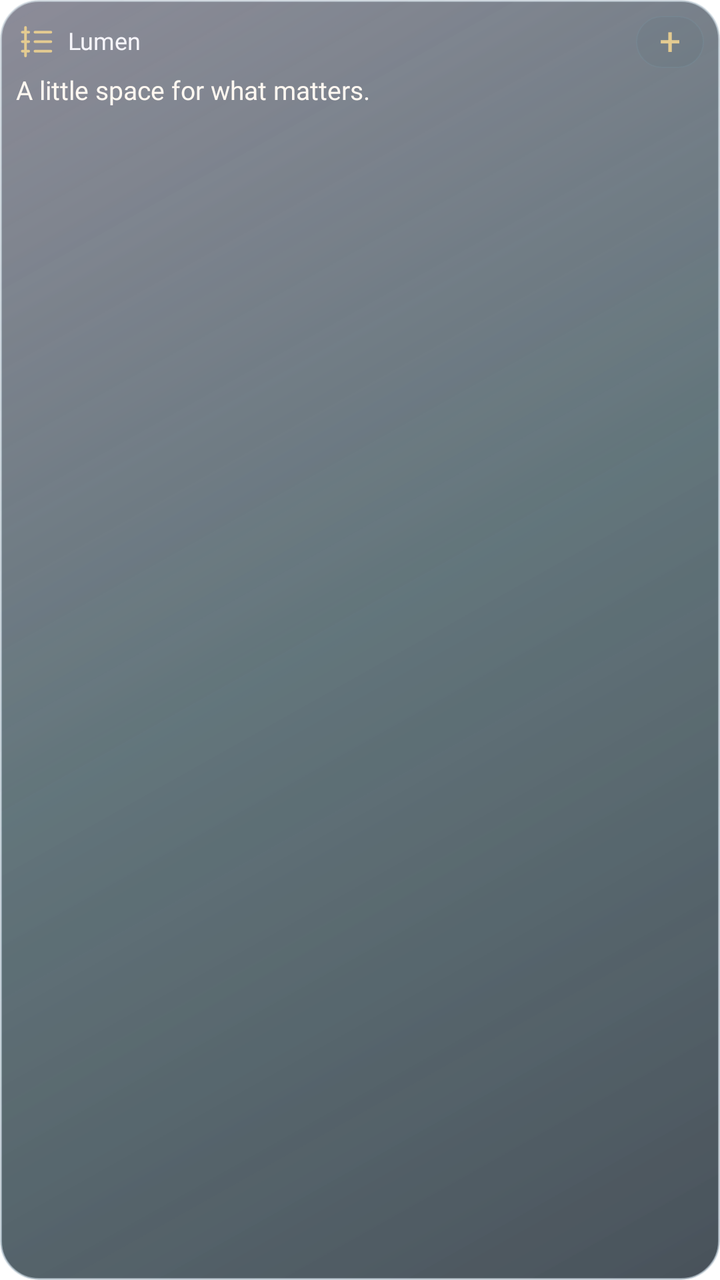
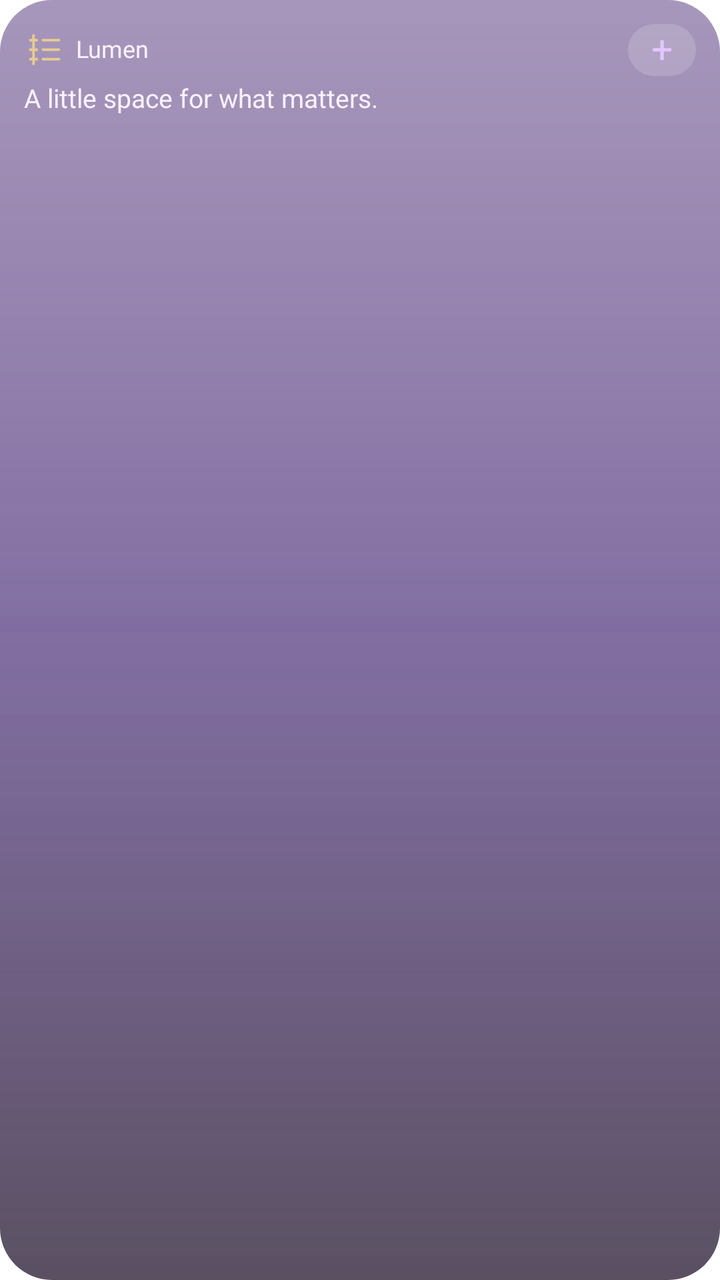

Screens rendered from an Android XML layout before and after an edit, with the pre-edit source and the edit as a unified diff.
<!-- AndroidManifest.xml: application theme Theme.Lumen -->
<!-- res/layout/lumen_widget_social.xml -->
<?xml version='1.0' encoding='utf-8'?>
<LinearLayout xmlns:android="http://schemas.android.com/apk/res/android" android:id="@+id/widget_root" android:layout_width="match_parent" android:layout_height="match_parent" android:orientation="vertical" android:padding="8dp" android:background="@drawable/widget_glass_dark_balanced">
    <LinearLayout android:layout_width="match_parent" android:layout_height="wrap_content" android:orientation="horizontal" android:gravity="center_vertical">
        <ImageView android:id="@+id/widget_icon" android:layout_width="19dp" android:layout_height="19dp" android:contentDescription="@null" android:src="@drawable/widget_ic_tasks" />
        <TextView android:id="@+id/widget_title" android:layout_width="0dp" android:layout_weight="1" android:layout_height="wrap_content" android:layout_marginStart="7dp" android:text="@string/widget_name" android:textColor="#F6F5FA" android:textSize="12sp" android:fontFamily="@font/outfit_medium" android:maxLines="1" android:ellipsize="end" android:includeFontPadding="false" />
        <TextView android:id="@+id/widget_action" android:layout_width="34dp" android:layout_height="26dp" android:gravity="center" android:text="@string/widget_plus" android:textSize="19sp" android:textColor="#E4CB91" android:contentDescription="@string/widget_open" android:background="@drawable/widget_control" android:includeFontPadding="false" />
    </LinearLayout>
    <TextView android:id="@+id/widget_detail" android:layout_width="match_parent" android:layout_height="wrap_content" android:layout_marginTop="4dp" android:text="@string/widget_preview_detail" android:textColor="#FFF8F1" android:textSize="13sp" android:fontFamily="@font/outfit_medium" android:maxLines="2" android:ellipsize="end" android:includeFontPadding="false" />
    <Chronometer android:id="@+id/widget_timer" android:layout_width="match_parent" android:layout_height="24dp" android:textColor="#FFF8F1" android:textSize="20sp" android:fontFamily="@font/outfit_medium" android:visibility="gone" android:includeFontPadding="false" />
    <TextView android:id="@+id/widget_status" android:layout_width="match_parent" android:layout_height="wrap_content" android:layout_marginTop="2dp" android:textColor="#BCD0D8" android:textSize="10sp" android:maxLines="2" android:ellipsize="end" android:includeFontPadding="false" />
    <LinearLayout android:id="@+id/widget_photos" android:layout_width="match_parent" android:layout_height="30dp" android:layout_marginTop="4dp" android:orientation="horizontal" android:gravity="center_vertical" android:visibility="gone">
        <ImageView android:id="@+id/widget_photo1" android:layout_width="0dp" android:layout_weight="1" android:layout_height="28dp" android:layout_marginEnd="4dp" android:scaleType="centerCrop" android:background="@drawable/widget_photo_frame" android:contentDescription="@string/widget_photo" android:visibility="gone" />
        <ImageView android:id="@+id/widget_photo2" android:layout_width="0dp" android:layout_weight="1" android:layout_height="28dp" android:layout_marginEnd="4dp" android:scaleType="centerCrop" android:background="@drawable/widget_photo_frame" android:contentDescription="@string/widget_photo" android:visibility="gone" />
        <ImageView android:id="@+id/widget_photo3" android:layout_width="0dp" android:layout_weight="1" android:layout_height="28dp" android:layout_marginEnd="4dp" android:scaleType="centerCrop" android:background="@drawable/widget_photo_frame" android:contentDescription="@string/widget_photo" android:visibility="gone" />
        <ImageView android:id="@+id/widget_photo4" android:layout_width="0dp" android:layout_weight="1" android:layout_height="28dp" android:layout_marginEnd="4dp" android:scaleType="centerCrop" android:background="@drawable/widget_photo_frame" android:contentDescription="@string/widget_photo" android:visibility="gone" />
    </LinearLayout>
    <LinearLayout android:id="@+id/widget_photo_names" android:layout_width="match_parent" android:layout_height="12dp" android:orientation="horizontal" android:visibility="gone">
        <TextView android:id="@+id/widget_person1" android:layout_width="0dp" android:layout_weight="1" android:layout_height="match_parent" android:textColor="#BCD0D8" android:textSize="9sp" android:gravity="center" android:maxLines="1" android:ellipsize="end" android:includeFontPadding="false" />
        <TextView android:id="@+id/widget_person2" android:layout_width="0dp" android:layout_weight="1" android:layout_height="match_parent" android:textColor="#BCD0D8" android:textSize="9sp" android:gravity="center" android:maxLines="1" android:ellipsize="end" android:includeFontPadding="false" />
        <TextView android:id="@+id/widget_person3" android:layout_width="0dp" android:layout_weight="1" android:layout_height="match_parent" android:textColor="#BCD0D8" android:textSize="9sp" android:gravity="center" android:maxLines="1" android:ellipsize="end" android:includeFontPadding="false" />
        <TextView android:id="@+id/widget_person4" android:layout_width="0dp" android:layout_weight="1" android:layout_height="match_parent" android:textColor="#BCD0D8" android:textSize="9sp" android:gravity="center" android:maxLines="1" android:ellipsize="end" android:includeFontPadding="false" />
    </LinearLayout>
    <LinearLayout android:id="@+id/widget_row1" android:layout_width="match_parent" android:layout_height="24dp" android:orientation="horizontal" android:gravity="center_vertical" android:visibility="gone">
        <TextView android:id="@+id/widget_check1" android:layout_width="34dp" android:layout_height="match_parent" android:text="@string/widget_circle" android:textColor="#E4CB91" android:textSize="22sp" android:gravity="center_vertical" android:includeFontPadding="false" />
        <TextView android:id="@+id/widget_task1" android:layout_width="0dp" android:layout_weight="1" android:layout_height="wrap_content" android:textColor="#FFF8F1" android:textSize="12sp" android:maxLines="1" android:ellipsize="end" android:includeFontPadding="false" />
    </LinearLayout>
    <LinearLayout android:id="@+id/widget_row2" android:layout_width="match_parent" android:layout_height="24dp" android:orientation="horizontal" android:gravity="center_vertical" android:visibility="gone">
        <TextView android:id="@+id/widget_check2" android:layout_width="34dp" android:layout_height="match_parent" android:text="@string/widget_circle" android:textColor="#E4CB91" android:textSize="22sp" android:gravity="center_vertical" android:includeFontPadding="false" />
        <TextView android:id="@+id/widget_task2" android:layout_width="0dp" android:layout_weight="1" android:layout_height="wrap_content" android:textColor="#FFF8F1" android:textSize="12sp" android:maxLines="1" android:ellipsize="end" android:includeFontPadding="false" />
    </LinearLayout>
    <TextView android:id="@+id/widget_button" android:layout_width="match_parent" android:layout_height="28dp" android:layout_marginTop="4dp" android:gravity="center" android:textColor="#28251D" android:fontFamily="@font/outfit_medium" android:textSize="12sp" android:background="@drawable/widget_pill" android:visibility="gone" android:includeFontPadding="false" />
    <ProgressBar android:id="@+id/widget_meter" android:layout_width="match_parent" android:layout_height="4dp" android:layout_marginTop="8dp" android:max="100" android:progressTint="#E4CB91" android:progressBackgroundTint="#334E6C72" android:visibility="gone" style="?android:attr/progressBarStyleHorizontal" />
</LinearLayout>
<!-- resources referenced by this layout -->
<resources>
  <!-- drawable widget_control (drawable) -->
  <shape xmlns:android="http://schemas.android.com/apk/res/android">
      <corners android:radius="14dp"/>
      <solid android:color="#153F5960"/>
      <stroke android:width="0.6dp" android:color="#337B9BA8"/>
  </shape>
  <!-- drawable widget_glass_dark_balanced (drawable) -->
  <?xml version='1.0' encoding='utf-8'?>
  <layer-list xmlns:android="http://schemas.android.com/apk/res/android">
      <item>
          <shape>
              <corners android:radius="19dp" />
              <gradient android:angle="315" android:startColor="#B939394E" android:centerColor="#B9243B43" android:endColor="#C5131F2A" />
              <stroke android:width="1dp" android:color="#A4BAC7D3" />
          </shape>
      </item>
      <item>
          <shape>
              <corners android:radius="19dp" />
              <gradient android:angle="315" android:startColor="#32FFFFFF" android:centerColor="#087DD8E4" android:endColor="#002C2748" />
          </shape>
      </item>
  </layer-list>
  <!-- drawable widget_ic_tasks (drawable) -->
  <vector xmlns:android="http://schemas.android.com/apk/res/android" android:width="24dp" android:height="24dp" android:viewportWidth="24" android:viewportHeight="24"><path android:pathData="M4,6 L8,6 M12,6 L22,6 M4,12 L8,12 M12,12 L22,12 M4,18 L8,18 M12,18 L22,18 M6,3 L6,9 M6,9 L6,15 M6,15 L6,21" android:fillColor="@android:color/transparent" android:strokeColor="#E4CB91" android:strokeWidth="1.7" android:strokeLineCap="round" android:strokeLineJoin="round" /></vector>
  <!-- drawable widget_photo_frame (drawable) -->
  <shape xmlns:android="http://schemas.android.com/apk/res/android"><corners android:radius="12dp"/><solid android:color="#262F424B"/></shape>
  <!-- drawable widget_pill (drawable) -->
  <shape xmlns:android="http://schemas.android.com/apk/res/android"><corners android:radius="24dp"/><gradient android:angle="0" android:startColor="#EAD8A7" android:endColor="#DCC28A"/></shape>
  <string name="widget_circle">○</string>
  <string name="widget_name">Lumen</string>
  <string name="widget_open">Open widget</string>
  <string name="widget_photo">Photo</string>
  <string name="widget_plus">+</string>
  <string name="widget_preview_detail">A little space for what matters.</string>
  <style name="Theme.Lumen" parent="android:Theme.Material.NoActionBar">
          <item name="android:windowShowWallpaper">true</item>
          <item name="android:windowBackground">@android:color/transparent</item>
          <item name="android:colorBackgroundCacheHint">@null</item>
          <item name="android:statusBarColor">@android:color/transparent</item>
          <item name="android:navigationBarColor">@android:color/transparent</item>
          <item name="android:windowDrawsSystemBarBackgrounds">true</item>
          <item name="android:windowLightStatusBar">false</item>
      </style>
</resources>

<!-- the commit's change to res/layout/lumen_widget_social.xml (unified diff, before → after) -->
@@ -1,13 +1,13 @@
 <?xml version='1.0' encoding='utf-8'?>
-<LinearLayout xmlns:android="http://schemas.android.com/apk/res/android" android:id="@+id/widget_root" android:layout_width="match_parent" android:layout_height="match_parent" android:orientation="vertical" android:padding="8dp" android:background="@drawable/widget_glass_dark_balanced">
+<LinearLayout xmlns:android="http://schemas.android.com/apk/res/android" android:id="@+id/widget_root" android:layout_width="match_parent" android:layout_height="match_parent" android:orientation="vertical" android:padding="12dp" android:background="@drawable/widget_glass_dark_balanced">
     <LinearLayout android:layout_width="match_parent" android:layout_height="wrap_content" android:orientation="horizontal" android:gravity="center_vertical">
         <ImageView android:id="@+id/widget_icon" android:layout_width="19dp" android:layout_height="19dp" android:contentDescription="@null" android:src="@drawable/widget_ic_tasks" />
-        <TextView android:id="@+id/widget_title" android:layout_width="0dp" android:layout_weight="1" android:layout_height="wrap_content" android:layout_marginStart="7dp" android:text="@string/widget_name" android:textColor="#F6F5FA" android:textSize="12sp" android:fontFamily="@font/outfit_medium" android:maxLines="1" android:ellipsize="end" android:includeFontPadding="false" />
-        <TextView android:id="@+id/widget_action" android:layout_width="34dp" android:layout_height="26dp" android:gravity="center" android:text="@string/widget_plus" android:textSize="19sp" android:textColor="#E4CB91" android:contentDescription="@string/widget_open" android:background="@drawable/widget_control" android:includeFontPadding="false" />
+        <TextView android:id="@+id/widget_title" android:layout_width="0dp" android:layout_weight="1" android:layout_height="wrap_content" android:layout_marginStart="7dp" android:text="@string/widget_name" android:textColor="#F8F1FF" android:textSize="12sp" android:fontFamily="@font/outfit_medium" android:maxLines="1" android:ellipsize="end" android:includeFontPadding="false" />
+        <TextView android:id="@+id/widget_action" android:layout_width="34dp" android:layout_height="26dp" android:gravity="center" android:text="@string/widget_plus" android:textSize="19sp" android:textColor="#E4C6FF" android:contentDescription="@string/widget_open" android:background="@drawable/widget_control" android:includeFontPadding="false" />
     </LinearLayout>
-    <TextView android:id="@+id/widget_detail" android:layout_width="match_parent" android:layout_height="wrap_content" android:layout_marginTop="4dp" android:text="@string/widget_preview_detail" android:textColor="#FFF8F1" android:textSize="13sp" android:fontFamily="@font/outfit_medium" android:maxLines="2" android:ellipsize="end" android:includeFontPadding="false" />
-    <Chronometer android:id="@+id/widget_timer" android:layout_width="match_parent" android:layout_height="24dp" android:textColor="#FFF8F1" android:textSize="20sp" android:fontFamily="@font/outfit_medium" android:visibility="gone" android:includeFontPadding="false" />
-    <TextView android:id="@+id/widget_status" android:layout_width="match_parent" android:layout_height="wrap_content" android:layout_marginTop="2dp" android:textColor="#BCD0D8" android:textSize="10sp" android:maxLines="2" android:ellipsize="end" android:includeFontPadding="false" />
+    <TextView android:id="@+id/widget_detail" android:layout_width="match_parent" android:layout_height="wrap_content" android:layout_marginTop="4dp" android:text="@string/widget_preview_detail" android:textColor="#F8F1FF" android:textSize="13sp" android:fontFamily="@font/outfit_medium" android:maxLines="2" android:ellipsize="end" android:includeFontPadding="false" />
+    <Chronometer android:id="@+id/widget_timer" android:layout_width="match_parent" android:layout_height="24dp" android:textColor="#F8F1FF" android:textSize="20sp" android:fontFamily="@font/outfit_medium" android:visibility="gone" android:includeFontPadding="false" />
+    <TextView android:id="@+id/widget_status" android:layout_width="match_parent" android:layout_height="wrap_content" android:layout_marginTop="2dp" android:textColor="#C8B8D8" android:textSize="10sp" android:maxLines="2" android:ellipsize="end" android:includeFontPadding="false" />
     <LinearLayout android:id="@+id/widget_photos" android:layout_width="match_parent" android:layout_height="30dp" android:layout_marginTop="4dp" android:orientation="horizontal" android:gravity="center_vertical" android:visibility="gone">
         <ImageView android:id="@+id/widget_photo1" android:layout_width="0dp" android:layout_weight="1" android:layout_height="28dp" android:layout_marginEnd="4dp" android:scaleType="centerCrop" android:background="@drawable/widget_photo_frame" android:contentDescription="@string/widget_photo" android:visibility="gone" />
         <ImageView android:id="@+id/widget_photo2" android:layout_width="0dp" android:layout_weight="1" android:layout_height="28dp" android:layout_marginEnd="4dp" android:scaleType="centerCrop" android:background="@drawable/widget_photo_frame" android:contentDescription="@string/widget_photo" android:visibility="gone" />
@@ -15,19 +15,19 @@
         <ImageView android:id="@+id/widget_photo4" android:layout_width="0dp" android:layout_weight="1" android:layout_height="28dp" android:layout_marginEnd="4dp" android:scaleType="centerCrop" android:background="@drawable/widget_photo_frame" android:contentDescription="@string/widget_photo" android:visibility="gone" />
     </LinearLayout>
     <LinearLayout android:id="@+id/widget_photo_names" android:layout_width="match_parent" android:layout_height="12dp" android:orientation="horizontal" android:visibility="gone">
-        <TextView android:id="@+id/widget_person1" android:layout_width="0dp" android:layout_weight="1" android:layout_height="match_parent" android:textColor="#BCD0D8" android:textSize="9sp" android:gravity="center" android:maxLines="1" android:ellipsize="end" android:includeFontPadding="false" />
-        <TextView android:id="@+id/widget_person2" android:layout_width="0dp" android:layout_weight="1" android:layout_height="match_parent" android:textColor="#BCD0D8" android:textSize="9sp" android:gravity="center" android:maxLines="1" android:ellipsize="end" android:includeFontPadding="false" />
-        <TextView android:id="@+id/widget_person3" android:layout_width="0dp" android:layout_weight="1" android:layout_height="match_parent" android:textColor="#BCD0D8" android:textSize="9sp" android:gravity="center" android:maxLines="1" android:ellipsize="end" android:includeFontPadding="false" />
-        <TextView android:id="@+id/widget_person4" android:layout_width="0dp" android:layout_weight="1" android:layout_height="match_parent" android:textColor="#BCD0D8" android:textSize="9sp" android:gravity="center" android:maxLines="1" android:ellipsize="end" android:includeFontPadding="false" />
+        <TextView android:id="@+id/widget_person1" android:layout_width="0dp" android:layout_weight="1" android:layout_height="match_parent" android:textColor="#C8B8D8" android:textSize="9sp" android:gravity="center" android:maxLines="1" android:ellipsize="end" android:includeFontPadding="false" />
+        <TextView android:id="@+id/widget_person2" android:layout_width="0dp" android:layout_weight="1" android:layout_height="match_parent" android:textColor="#C8B8D8" android:textSize="9sp" android:gravity="center" android:maxLines="1" android:ellipsize="end" android:includeFontPadding="false" />
+        <TextView android:id="@+id/widget_person3" android:layout_width="0dp" android:layout_weight="1" android:layout_height="match_parent" android:textColor="#C8B8D8" android:textSize="9sp" android:gravity="center" android:maxLines="1" android:ellipsize="end" android:includeFontPadding="false" />
+        <TextView android:id="@+id/widget_person4" android:layout_width="0dp" android:layout_weight="1" android:layout_height="match_parent" android:textColor="#C8B8D8" android:textSize="9sp" android:gravity="center" android:maxLines="1" android:ellipsize="end" android:includeFontPadding="false" />
     </LinearLayout>
     <LinearLayout android:id="@+id/widget_row1" android:layout_width="match_parent" android:layout_height="24dp" android:orientation="horizontal" android:gravity="center_vertical" android:visibility="gone">
-        <TextView android:id="@+id/widget_check1" android:layout_width="34dp" android:layout_height="match_parent" android:text="@string/widget_circle" android:textColor="#E4CB91" android:textSize="22sp" android:gravity="center_vertical" android:includeFontPadding="false" />
-        <TextView android:id="@+id/widget_task1" android:layout_width="0dp" android:layout_weight="1" android:layout_height="wrap_content" android:textColor="#FFF8F1" android:textSize="12sp" android:maxLines="1" android:ellipsize="end" android:includeFontPadding="false" />
+        <TextView android:id="@+id/widget_check1" android:layout_width="34dp" android:layout_height="match_parent" android:text="@string/widget_circle" android:textColor="#E4C6FF" android:textSize="22sp" android:gravity="center_vertical" android:includeFontPadding="false" />
+        <TextView android:id="@+id/widget_task1" android:layout_width="0dp" android:layout_weight="1" android:layout_height="wrap_content" android:textColor="#F8F1FF" android:textSize="12sp" android:maxLines="1" android:ellipsize="end" android:includeFontPadding="false" />
     </LinearLayout>
     <LinearLayout android:id="@+id/widget_row2" android:layout_width="match_parent" android:layout_height="24dp" android:orientation="horizontal" android:gravity="center_vertical" android:visibility="gone">
-        <TextView android:id="@+id/widget_check2" android:layout_width="34dp" android:layout_height="match_parent" android:text="@string/widget_circle" android:textColor="#E4CB91" android:textSize="22sp" android:gravity="center_vertical" android:includeFontPadding="false" />
-        <TextView android:id="@+id/widget_task2" android:layout_width="0dp" android:layout_weight="1" android:layout_height="wrap_content" android:textColor="#FFF8F1" android:textSize="12sp" android:maxLines="1" android:ellipsize="end" android:includeFontPadding="false" />
+        <TextView android:id="@+id/widget_check2" android:layout_width="34dp" android:layout_height="match_parent" android:text="@string/widget_circle" android:textColor="#E4C6FF" android:textSize="22sp" android:gravity="center_vertical" android:includeFontPadding="false" />
+        <TextView android:id="@+id/widget_task2" android:layout_width="0dp" android:layout_weight="1" android:layout_height="wrap_content" android:textColor="#F8F1FF" android:textSize="12sp" android:maxLines="1" android:ellipsize="end" android:includeFontPadding="false" />
     </LinearLayout>
-    <TextView android:id="@+id/widget_button" android:layout_width="match_parent" android:layout_height="28dp" android:layout_marginTop="4dp" android:gravity="center" android:textColor="#28251D" android:fontFamily="@font/outfit_medium" android:textSize="12sp" android:background="@drawable/widget_pill" android:visibility="gone" android:includeFontPadding="false" />
-    <ProgressBar android:id="@+id/widget_meter" android:layout_width="match_parent" android:layout_height="4dp" android:layout_marginTop="8dp" android:max="100" android:progressTint="#E4CB91" android:progressBackgroundTint="#334E6C72" android:visibility="gone" style="?android:attr/progressBarStyleHorizontal" />
+    <TextView android:id="@+id/widget_button" android:layout_width="match_parent" android:layout_height="28dp" android:layout_marginTop="4dp" android:gravity="center" android:textColor="#2A1048" android:fontFamily="@font/outfit_medium" android:textSize="12sp" android:background="@drawable/widget_pill" android:visibility="gone" android:includeFontPadding="false" />
+    <ProgressBar android:id="@+id/widget_meter" android:layout_width="match_parent" android:layout_height="4dp" android:layout_marginTop="8dp" android:max="100" android:progressTint="#C084FC" android:progressBackgroundTint="#33E4C6FF" android:visibility="gone" style="?android:attr/progressBarStyleHorizontal" />
 </LinearLayout>
<!-- resource entries referenced after the edit -->
@@ -1,34 +1,53 @@
 <!-- resources referenced by this layout -->
 <resources>
   <!-- drawable widget_control (drawable) -->
+  <?xml version="1.0" encoding="utf-8"?>
   <shape xmlns:android="http://schemas.android.com/apk/res/android">
-      <corners android:radius="14dp"/>
-      <solid android:color="#153F5960"/>
-      <stroke android:width="0.6dp" android:color="#337B9BA8"/>
+      <corners android:radius="16dp" />
+      <solid android:color="#28FFFFFF" />
   </shape>
   <!-- drawable widget_glass_dark_balanced (drawable) -->
-  <?xml version='1.0' encoding='utf-8'?>
+  <?xml version="1.0" encoding="utf-8"?>
   <layer-list xmlns:android="http://schemas.android.com/apk/res/android">
       <item>
           <shape>
-              <corners android:radius="19dp" />
-              <gradient android:angle="315" android:startColor="#B939394E" android:centerColor="#B9243B43" android:endColor="#C5131F2A" />
-              <stroke android:width="1dp" android:color="#A4BAC7D3" />
+              <corners android:radius="26dp" />
+              <gradient
+                  android:angle="270"
+                  android:startColor="#993B1568"
+                  android:centerColor="#A62E1060"
+                  android:endColor="#B314061F" />
           </shape>
       </item>
       <item>
           <shape>
-              <corners android:radius="19dp" />
-              <gradient android:angle="315" android:startColor="#32FFFFFF" android:centerColor="#087DD8E4" android:endColor="#002C2748" />
+              <corners android:radius="26dp" />
+              <gradient
+                  android:angle="270"
+                  android:startColor="#40FFFFFF"
+                  android:centerColor="#18E4C6FF"
+                  android:endColor="#00FFFFFF" />
           </shape>
       </item>
   </layer-list>
   <!-- drawable widget_ic_tasks (drawable) -->
   <vector xmlns:android="http://schemas.android.com/apk/res/android" android:width="24dp" android:height="24dp" android:viewportWidth="24" android:viewportHeight="24"><path android:pathData="M4,6 L8,6 M12,6 L22,6 M4,12 L8,12 M12,12 L22,12 M4,18 L8,18 M12,18 L22,18 M6,3 L6,9 M6,9 L6,15 M6,15 L6,21" android:fillColor="@android:color/transparent" android:strokeColor="#E4CB91" android:strokeWidth="1.7" android:strokeLineCap="round" android:strokeLineJoin="round" /></vector>
   <!-- drawable widget_photo_frame (drawable) -->
-  <shape xmlns:android="http://schemas.android.com/apk/res/android"><corners android:radius="12dp"/><solid android:color="#262F424B"/></shape>
+  <?xml version="1.0" encoding="utf-8"?>
+  <shape xmlns:android="http://schemas.android.com/apk/res/android">
+      <corners android:radius="16dp" />
+      <solid android:color="#3314061F" />
+  </shape>
   <!-- drawable widget_pill (drawable) -->
-  <shape xmlns:android="http://schemas.android.com/apk/res/android"><corners android:radius="24dp"/><gradient android:angle="0" android:startColor="#EAD8A7" android:endColor="#DCC28A"/></shape>
+  <?xml version="1.0" encoding="utf-8"?>
+  <shape xmlns:android="http://schemas.android.com/apk/res/android">
+      <corners android:radius="22dp" />
+      <gradient
+          android:angle="0"
+          android:startColor="#E9D5FF"
+          android:centerColor="#D8B4FE"
+          android:endColor="#F0ABFC" />
+  </shape>
   <string name="widget_circle">○</string>
   <string name="widget_name">Lumen</string>
   <string name="widget_open">Open widget</string>
